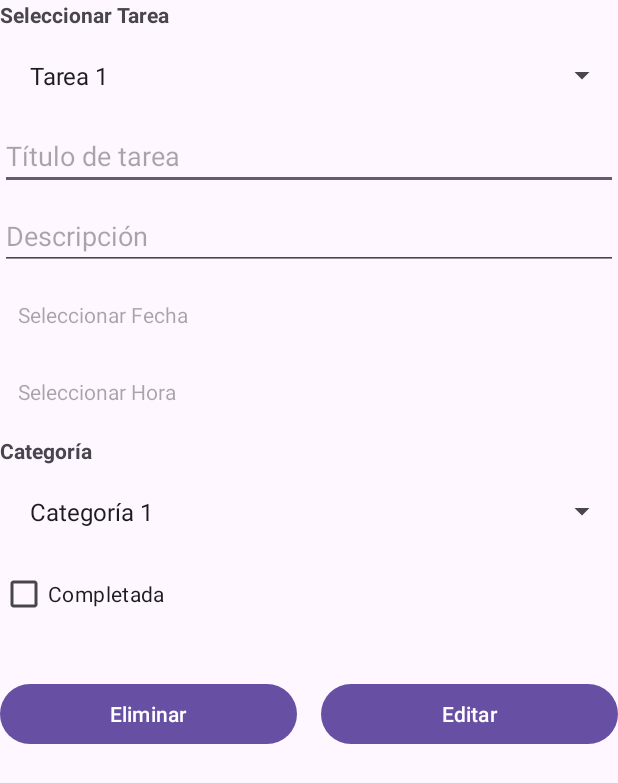
After one commit to FranciscoChacon-1/RememHub, an Android app: the detalles_de_tarea screen opened directly, with no data from a screen before it, on a phone screen of 412 x 824 dp. The commit adds this screen. Shown: the top 783 px of the screen. Run offline under Robolectric (Android 15) with nearby library versions, the phone set to English and light mode, and no system bars.

Commit message:
Pantallas 'Detalles de Tarea', y 'Configuración', comenzadas.

```diff
--- /dev/null
+++ b/app/src/main/java/sv/edu/catolica/rememhub/detalles_de_tarea.java
@@ -0,0 +1,128 @@
+package sv.edu.catolica.rememhub;
+
+import android.app.DatePickerDialog;
+import android.app.TimePickerDialog;
+import android.os.Bundle;
+import android.view.View;
+import android.widget.ArrayAdapter;
+import android.widget.Button;
+import android.widget.CheckBox;
+import android.widget.EditText;
+import android.widget.Spinner;
+import android.widget.TextView;
+import androidx.activity.EdgeToEdge;
+import androidx.appcompat.app.AppCompatActivity;
+import androidx.core.graphics.Insets;
+import androidx.core.view.ViewCompat;
+import androidx.core.view.WindowInsetsCompat;
+import java.util.ArrayList;
+import java.util.Calendar;
+
+public class detalles_de_tarea extends AppCompatActivity {
+
+    private TextView tvFecha, tvHora;
+    private Spinner spTarea, spCategoria; // Cambiado listCategoria a spCategoria
+    private EditText etTituloTarea, etDescripcion;
+    private CheckBox checkBoxCompletada;
+
+    @Override
+    protected void onCreate(Bundle savedInstanceState) {
+        super.onCreate(savedInstanceState);
+        EdgeToEdge.enable(this);
+        setContentView(R.layout.activity_detalles_de_tarea);
+
+        // Asignar los componentes de la vista a las variables
+        tvFecha = findViewById(R.id.tvFecha);
+        tvHora = findViewById(R.id.tvHora);
+        spTarea = findViewById(R.id.spTarea);
+        spCategoria = findViewById(R.id.spCategoria); // Cambiado a Spinner
+        etTituloTarea = findViewById(R.id.etTituloTarea);
+        etDescripcion = findViewById(R.id.etDescripcion);
+        checkBoxCompletada = findViewById(R.id.checkBoxCompletada);
+
+        //Ejemplo Seleccionar tarea
+        ArrayList<String> aTareas = new ArrayList<>();
+        aTareas.add("Tarea 1");
+        aTareas.add("Tarea 2");
+        aTareas.add("Tarea 3");
+
+        //Configurar tareas
+        ArrayAdapter<String> adapterTareas = new ArrayAdapter<>(this, android.R.layout.simple_spinner_item, aTareas);
+        adapterTareas.setDropDownViewResource(android.R.layout.simple_spinner_dropdown_item);
+        spTarea.setAdapter(adapterTareas);
+
+        // Crear una lista de categorías con algunos elementos de ejemplo
+        ArrayList<String> aCategorias = new ArrayList<>();
+        aCategorias.add("Categoría 1");
+        aCategorias.add("Categoría 2");
+        aCategorias.add("Categoría 3");
+
+        // Configurar el adaptador con la lista
+        ArrayAdapter<String> adapterCategorias = new ArrayAdapter<>(this, android.R.layout.simple_spinner_item, aCategorias);
+        adapterCategorias.setDropDownViewResource(android.R.layout.simple_spinner_dropdown_item);
+        spCategoria.setAdapter(adapterCategorias); // Asignar adaptador al Spinner de categorías
+
+        // Configurar listeners para seleccionar fecha y hora
+        tvFecha.setOnClickListener(new View.OnClickListener() {
+            @Override
+            public void onClick(View v) {
+                showDatePickerDialog();
+            }
+        });
+
+        tvHora.setOnClickListener(new View.OnClickListener() {
+            @Override
+            public void onClick(View v) {
+                showTimePickerDialog();
+            }
+        });
+
+        // Configurar los márgenes con WindowInsets
+        ViewCompat.setOnApplyWindowInsetsListener(findViewById(R.id.main), (v, insets) -> {
+            Insets systemBars = insets.getInsets(WindowInsetsCompat.Type.systemBars());
+            v.setPadding(systemBars.left, systemBars.top, systemBars.right, systemBars.bottom);
+            return insets;
+        });
+    }
+
+    private void showDatePickerDialog() {
+        // Obtener la fecha actual
+        final Calendar calendar = Calendar.getInstance();
+        int year = calendar.get(Calendar.YEAR);
+        int month = calendar.get(Calendar.MONTH);
+        int day = calendar.get(Calendar.DAY_OF_MONTH);
+
+        // Crear un DatePickerDialog
+        DatePickerDialog datePickerDialog = new DatePickerDialog(
+                this,
+                (view, year1, month1, dayOfMonth) -> {
+                    // Actualizar el texto del TextView con la fecha seleccionada
+                    tvFecha.setText(dayOfMonth + "/" + (month1 + 1) + "/" + year1);
+                },
+                year, month, day
+        );
+
+        // Mostrar el diálogo
+        datePickerDialog.show();
+    }
+
+    private void showTimePickerDialog() {
+        // Obtener la hora actual
+        final Calendar calendar = Calendar.getInstance();
+        int hour = calendar.get(Calendar.HOUR_OF_DAY);
+        int minute = calendar.get(Calendar.MINUTE);
+
+        // Crear un TimePickerDialog
+        TimePickerDialog timePickerDialog = new TimePickerDialog(
+                this,
+                (view, hourOfDay, minute1) -> {
+                    // Actualizar el texto del TextView con la hora seleccionada
+                    tvHora.setText(String.format("%02d:%02d", hourOfDay, minute1));
+                },
+                hour, minute, true
+        );
+
+        // Mostrar el diálogo
+        timePickerDialog.show();
+    }
+}
--- /dev/null
+++ b/app/src/main/res/layout/activity_detalles_de_tarea.xml
@@ -0,0 +1,125 @@
+<?xml version="1.0" encoding="utf-8"?>
+<LinearLayout xmlns:android="http://schemas.android.com/apk/res/android"
+    xmlns:app="http://schemas.android.com/apk/res-auto"
+    xmlns:tools="http://schemas.android.com/tools"
+    android:id="@+id/main"
+    android:layout_width="match_parent"
+    android:layout_height="match_parent"
+    android:orientation="vertical"
+    android:padding="50dp"
+    tools:context=".detalles_de_tarea">
+
+    <TextView
+        android:layout_width="match_parent"
+        android:layout_height="wrap_content"
+        android:layout_marginBottom="8dp"
+        android:text="@string/seleccionar_tarea"
+        android:textStyle="bold" />
+
+
+    <Spinner
+        android:id="@+id/spTarea"
+        android:layout_width="match_parent"
+        android:layout_height="wrap_content"
+        android:layout_marginBottom="8dp"
+        android:padding="12dp"
+        android:spinnerMode="dropdown"
+        tools:ignore="TouchTargetSizeCheck" />
+
+    <!-- EditText para título de la tarea -->
+    <EditText
+        android:id="@+id/etTituloTarea"
+        android:layout_width="match_parent"
+        android:layout_height="wrap_content"
+        android:layout_marginBottom="8dp"
+        android:hint="@string/titulo_de_tarea"
+        android:inputType="text"
+        tools:ignore="TouchTargetSizeCheck" />
+
+    <!-- EditText para descripción -->
+    <EditText
+        android:id="@+id/etDescripcion"
+        android:layout_width="match_parent"
+        android:layout_height="wrap_content"
+        android:layout_marginBottom="8dp"
+        android:hint="@string/descripcion"
+        android:inputType="textMultiLine"
+        tools:ignore="TouchTargetSizeCheck" />
+
+    <!-- TextView para seleccionar fecha -->
+    <TextView
+        android:id="@+id/tvFecha"
+        android:layout_width="match_parent"
+        android:layout_height="wrap_content"
+        android:layout_marginBottom="8dp"
+        android:background="?attr/selectableItemBackground"
+        android:gravity="center_vertical"
+        android:hint="@string/seleccionar_fecha"
+        android:padding="12dp" />
+
+    <!-- TextView para seleccionar hora -->
+    <TextView
+        android:id="@+id/tvHora"
+        android:layout_width="match_parent"
+        android:layout_height="wrap_content"
+        android:layout_marginBottom="8dp"
+        android:background="?attr/selectableItemBackground"
+        android:gravity="center_vertical"
+        android:hint="@string/seleccionar_hora"
+        android:padding="12dp" />
+
+    <!-- TextView para el título de categorías -->
+    <TextView
+        android:layout_width="match_parent"
+        android:layout_height="wrap_content"
+        android:layout_marginBottom="8dp"
+        android:text="@string/categoria"
+        android:textStyle="bold" />
+
+    <!-- Spinner para categorías -->
+    <Spinner
+        android:id="@+id/spCategoria"
+        android:layout_width="match_parent"
+        android:layout_height="wrap_content"
+        android:layout_marginBottom="8dp"
+        android:padding="12dp"
+        android:spinnerMode="dropdown"
+        tools:ignore="TouchTargetSizeCheck" />
+
+    <!-- Checkbox para completada -->
+    <CheckBox
+        android:id="@+id/checkBoxCompletada"
+        android:layout_width="wrap_content"
+        android:layout_height="wrap_content"
+        android:layout_marginBottom="16dp"
+        android:text="@string/completada" />
+
+    <!-- Layout para botones eliminar y editar -->
+    <LinearLayout
+        android:layout_width="match_parent"
+        android:layout_height="wrap_content"
+        android:layout_marginTop="16dp"
+        android:gravity="center"
+        android:orientation="horizontal">
+
+        <!-- Botón para eliminar -->
+        <Button
+            android:id="@+id/btnEliminar"
+            android:layout_width="0dp"
+            android:layout_height="wrap_content"
+            android:layout_marginEnd="8dp"
+            android:layout_weight="1"
+            android:text="@string/eliminar"
+            tools:ignore="ButtonStyle" />
+
+        <!-- Botón para editar -->
+        <Button
+            android:id="@+id/btnEditar"
+            android:layout_width="0dp"
+            android:layout_height="wrap_content"
+            android:layout_marginStart="8dp"
+            android:layout_weight="1"
+            android:text="@string/editar"
+            tools:ignore="ButtonStyle" />
+    </LinearLayout>
+</LinearLayout>
--- a/app/src/main/res/values/strings.xml
+++ b/app/src/main/res/values/strings.xml
@@ -1,3 +1,21 @@
 <resources>
     <string name="app_name">RememHub</string>
+    <string name="titulo_de_tarea">Título de tarea</string>
+    <string name="descripcion">Descripción</string>
+    <string name="categoria">Categoría</string>
+    <string name="seleccionar_hora">Seleccionar Hora</string>
+    <string name="seleccionar_fecha">Seleccionar Fecha</string>
+    <string name="eliminar">Eliminar</string>
+    <string name="editar">Editar</string>
+    <string name="completada">Completada</string>
+    <string name="seleccionar_tarea">Seleccionar Tarea</string>
+    <string name="sonido">Sonido</string>
+    <string name="notificaci_n_extraordinaria">Notificación extraordinaria</string>
+    <string name="_5_minutos_antes_default">5 minutos antes (Default)</string>
+    <string name="vibraci_n">Vibración</string>
+    <string name="_5_minutos_antes">5 minutos antes</string>
+    <string name="_15_minutos_antes">15 minutos antes</string>
+    <string name="_30_minutos_antes">30 minutos antes</string>
+    <string name="_1_hora_antes">1 hora antes</string>
+    <string name="_2_horas_antes">2 horas antes</string>
 </resources>
```
Also changed, not shown: app/src/main/AndroidManifest.xml (+10 -1 lines), app/src/main/java/sv/edu/catolica/rememhub/activity_configuracion.java (added, +82 -0 lines), app/src/main/res/layout/activity_configuracion.xml (added, +74 -0 lines), app/src/main/res/menu/popop_menu_notification.xml (added, +24 -0 lines).
